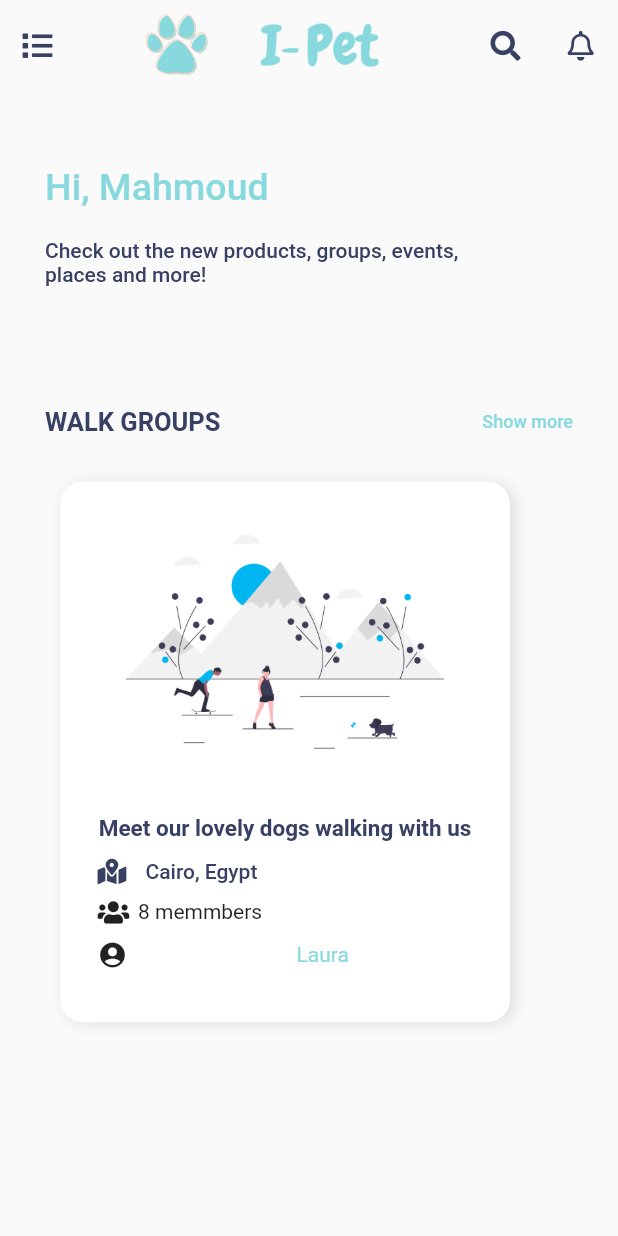
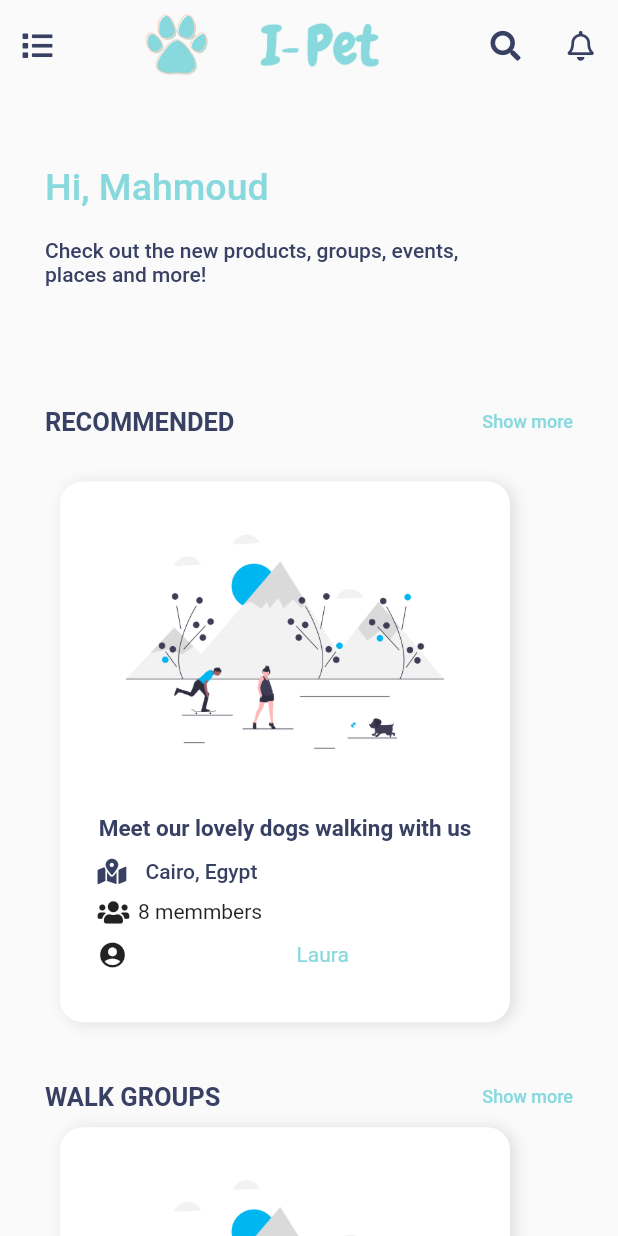
Before and after one commit to MHarooney/IPetMobile, a Flutter app: the IPetPageView screen opened directly, on a phone screen of 412 x 824 dp. Run offline on Flutter 3.47's test engine with Material 2 defaults, Android fonts, the phone set to English and light mode, and no system bars; our stand-ins replace country_code_picker, custom_navigation_bar, flutter_screenutil, font_awesome_flutter; Roboto replaces fonts that are missing (Montserrat).

Commit message:
DashBoard Updated

```diff
--- a/lib/screens/dash_board_screen/dash_board_screen.dart
+++ b/lib/screens/dash_board_screen/dash_board_screen.dart
@@ -55,7 +55,7 @@ class DashBoardScreen extends StatelessWidget {
                   mainAxisAlignment: MainAxisAlignment.spaceBetween,
                   children: <Widget>[
                     Label(
-                      text: "Walk groups".toUpperCase(),
+                      text: "Recommended".toUpperCase(),
                       size: 17,
                       fontWeight: FontWeight.bold,
                     ),
@@ -90,7 +90,44 @@ class DashBoardScreen extends StatelessWidget {
                       // WalkGroupCard()
                     ],
                   ),
-                )
+                ),
+                Row(
+                  mainAxisAlignment: MainAxisAlignment.spaceBetween,
+                  children: <Widget>[
+                    Label(
+                      text: "Walk groups".toUpperCase(),
+                      size: 17,
+                      fontWeight: FontWeight.bold,
+                    ),
+                    Label(
+                      text: "Show more",
+                      textColor: AppConst.kPrimaryColor,
+                      size: 12,
+                    ),
+                  ],
+                ),
+                SingleChildScrollView(
+                  scrollDirection: Axis.horizontal,
+                  child: Row(
+                    children: <Widget>[
+                      CustomGridViewCard(
+                        imgScr: "assets/images/pet_places.png",
+                        title: "Meet our lovely dogs walking with us",
+                        location: "Cairo, Egypt",
+                        members: "8 memmbers",
+                        orgBy: "Laura",
+                      ),
+                      CustomGridViewCard(
+                        imgScr: "assets/images/pet_places.png",
+                        title: "Meet our lovely dogs walking with us",
+                        location: "Valencia, Spain",
+                        members: "8 memmbers",
+                        orgBy: "Laura",
+                      ),
+                      // WalkGroupCard()
+                    ],
+                  ),
+                ),
               ],
             ),
           ),
--- a/lib/screens/home_screen/components/ipet_page_view.dart
+++ b/lib/screens/home_screen/components/ipet_page_view.dart
@@ -22,7 +22,8 @@ class IPetPageView extends StatelessWidget {
           // CartScreen(),
           // IPetSettingsScreen(),
           // Scaffold(body: Container(child: Center(child: Text("First")))),
-          Scaffold(body: Container(child: Center(child: Text("Second")))),
+          Scaffold(
+              body: Container(child: Center(child: Text("Categories Screen")))),
           Scaffold(body: Container(child: Center(child: Text("Third")))),
           Scaffold(body: Container(child: Center(child: Text("Fourth")))),
           Scaffold(body: Container(child: Center(child: Text("Fifth")))),
--- a/lib/screens/home_screen/ipet_home_screen.dart
+++ b/lib/screens/home_screen/ipet_home_screen.dart
@@ -23,6 +23,7 @@ class IPetNavHomeScreen extends StatelessWidget {
           right: 0,
           bottom: 0,
           child: IPetBottomNavBar(),
+          // child: IPetHomeScreen(),
         ),
       ],
     );
```
Also changed, not shown: lib/screens/home_screen/home_test.dart (+2 -38 lines), lib/widgets/common/ipet_common_app_bar.dart (added, +53 -0 lines).
